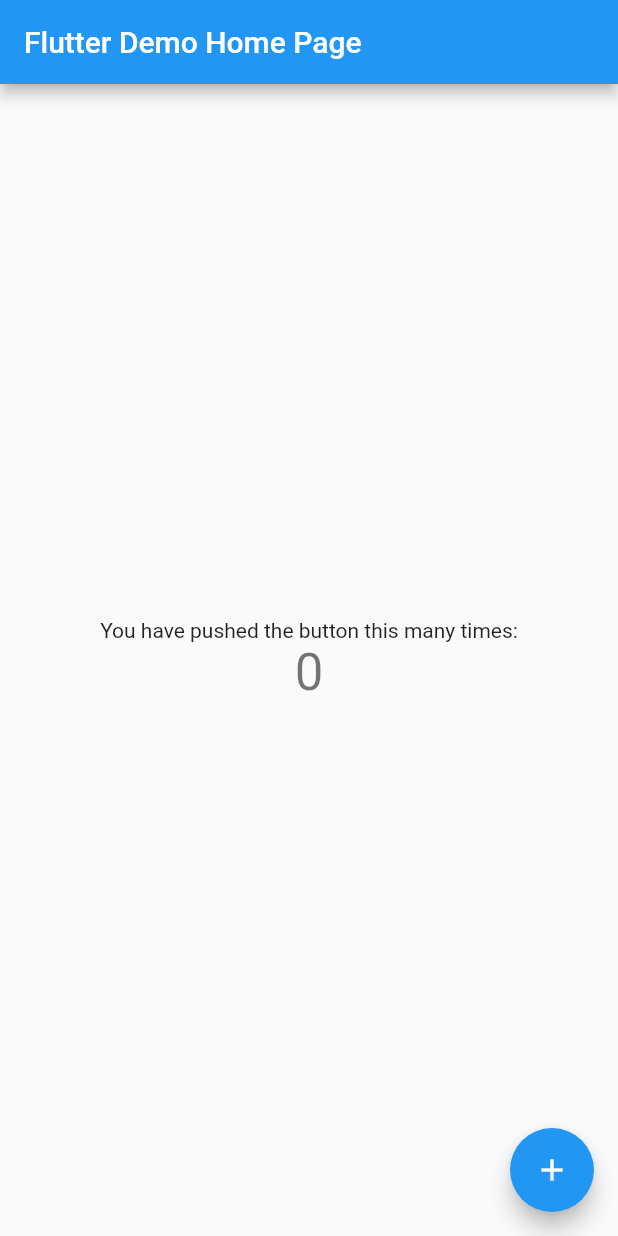
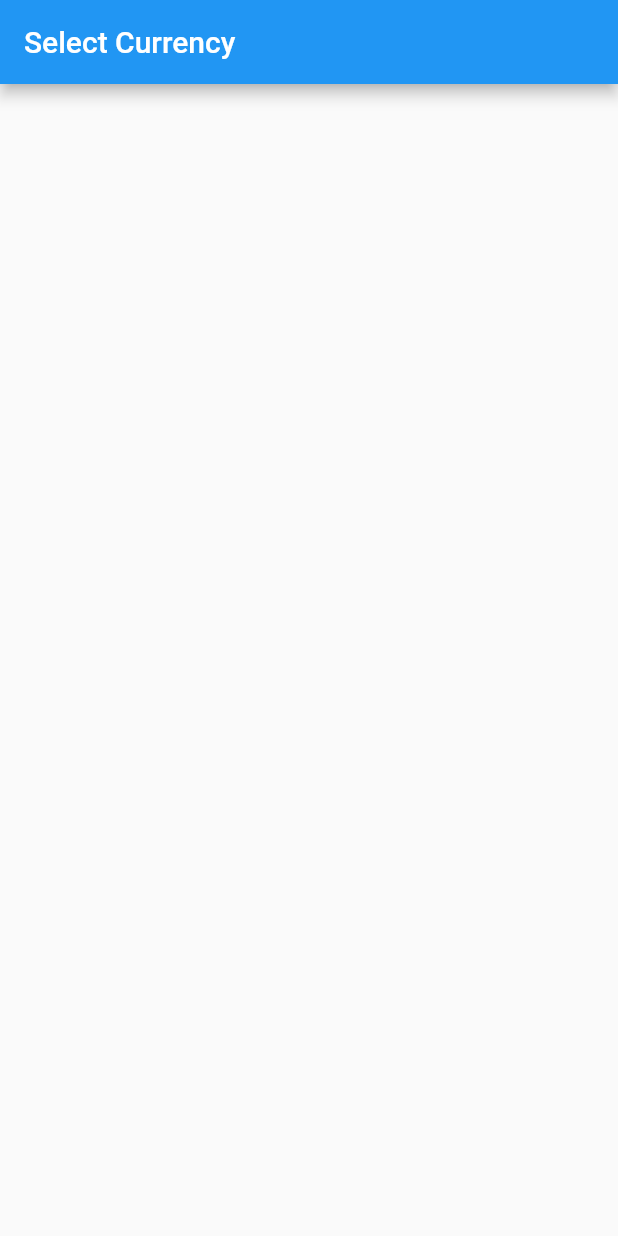
Before and after one commit to Dilafruz7777777/-Amaliyot-API-bilan-ishlash-, a Flutter app: the screen it shows after launch, on a phone screen of 412 x 824 dp. Run offline on Flutter 3.47's test engine with Material 2 defaults, Android fonts, the phone set to English and light mode, and no system bars.

Commit message:
kereli papkalani ochdim, main tozalandi, yamlga hhtp bilan launcher plugin qo'shilinildi

```diff
--- a/lib/main.dart
+++ b/lib/main.dart
@@ -1,4 +1,5 @@
 import 'package:flutter/material.dart';
+import 'package:selectcurrency/pages/HomePage.dart';
 
 void main() {
   runApp(const MyApp());
@@ -11,105 +12,7 @@
   @override
   Widget build(BuildContext context) {
     return MaterialApp(
-      title: 'Flutter Demo',
-      theme: ThemeData(
-        // This is the theme of your application.
-        //
-        // Try running your application with "flutter run". You'll see the
-        // application has a blue toolbar. Then, without quitting the app, try
-        // changing the primarySwatch below to Colors.green and then invoke
-        // "hot reload" (press "r" in the console where you ran "flutter run",
-        // or simply save your changes to "hot reload" in a Flutter IDE).
-        // Notice that the counter didn't reset back to zero; the application
-        // is not restarted.
-        primarySwatch: Colors.blue,
-      ),
-      home: const MyHomePage(title: 'Flutter Demo Home Page'),
+      home: HomePage(),
     );
   }
 }
-
-class MyHomePage extends StatefulWidget {
-  const MyHomePage({super.key, required this.title});
-
-  // This widget is the home page of your application. It is stateful, meaning
-  // that it has a State object (defined below) that contains fields that affect
-  // how it looks.
-
-  // This class is the configuration for the state. It holds the values (in this
-  // case the title) provided by the parent (in this case the App widget) and
-  // used by the build method of the State. Fields in a Widget subclass are
-  // always marked "final".
-
-  final String title;
-
-  @override
-  State<MyHomePage> createState() => _MyHomePageState();
-}
-
-class _MyHomePageState extends State<MyHomePage> {
-  int _counter = 0;
-
-  void _incrementCounter() {
-    setState(() {
-      // This call to setState tells the Flutter framework that something has
-      // changed in this State, which causes it to rerun the build method below
-      // so that the display can reflect the updated values. If we changed
-      // _counter without calling setState(), then the build method would not be
-      // called again, and so nothing would appear to happen.
-      _counter++;
-    });
-  }
-
-  @override
-  Widget build(BuildContext context) {
-    // This method is rerun every time setState is called, for instance as done
-    // by the _incrementCounter method above.
-    //
-    // The Flutter framework has been optimized to make rerunning build methods
-    // fast, so that you can just rebuild anything that needs updating rather
-    // than having to individually change instances of widgets.
-    return Scaffold(
-      appBar: AppBar(
-        // Here we take the value from the MyHomePage object that was created by
-        // the App.build method, and use it to set our appbar title.
-        title: Text(widget.title),
-      ),
-      body: Center(
-        // Center is a layout widget. It takes a single child and positions it
-        // in the middle of the parent.
-        child: Column(
-          // Column is also a layout widget. It takes a list of children and
-          // arranges them vertically. By default, it sizes itself to fit its
-          // children horizontally, and tries to be as tall as its parent.
-          //
-          // Invoke "debug painting" (press "p" in the console, choose the
-          // "Toggle Debug Paint" action from the Flutter Inspector in Android
-          // Studio, or the "Toggle Debug Paint" command in Visual Studio Code)
-          // to see the wireframe for each widget.
-          //
-          // Column has various properties to control how it sizes itself and
-          // how it positions its children. Here we use mainAxisAlignment to
-          // center the children vertically; the main axis here is the vertical
-          // axis because Columns are vertical (the cross axis would be
-          // horizontal).
-          mainAxisAlignment: MainAxisAlignment.center,
-          children: <Widget>[
-            const Text(
-              'You have pushed the button this many times:',
-            ),
-            Text(
-              '$_counter',
-              style: Theme.of(context).textTheme.headline4,
-            ),
-          ],
-        ),
-      ),
-      floatingActionButton: FloatingActionButton(
-        onPressed: _incrementCounter,
-        tooltip: 'Increment',
-        child: const Icon(Icons.add),
-      ), // This trailing comma makes auto-formatting nicer for build methods.
-    );
-  }
-}
--- a/lib/pages/HomePage.dart
+++ b/lib/pages/HomePage.dart
@@ -0,0 +1,20 @@
+import 'package:flutter/material.dart';
+
+class HomePage extends StatefulWidget {
+  const HomePage({Key? key}) : super(key: key);
+
+  @override
+  State<HomePage> createState() => _HomePageState();
+}
+
+class _HomePageState extends State<HomePage> {
+  @override
+  Widget build(BuildContext context) {
+    return Scaffold(
+      appBar: AppBar(
+        title: Text("Select Currency"),
+      ),
+    );
+
+  }
+}
--- a/pubspec.yaml
+++ b/pubspec.yaml
@@ -36,6 +36,8 @@
   # The following adds the Cupertino Icons font to your application.
   # Use with the CupertinoIcons class for iOS style icons.
   cupertino_icons: ^1.0.2
+  http: ^0.13.5
+  url_launcher: ^6.1.7
 
 dev_dependencies:
   flutter_test:
```
Also changed, not shown: pubspec.lock, 7 other files.
